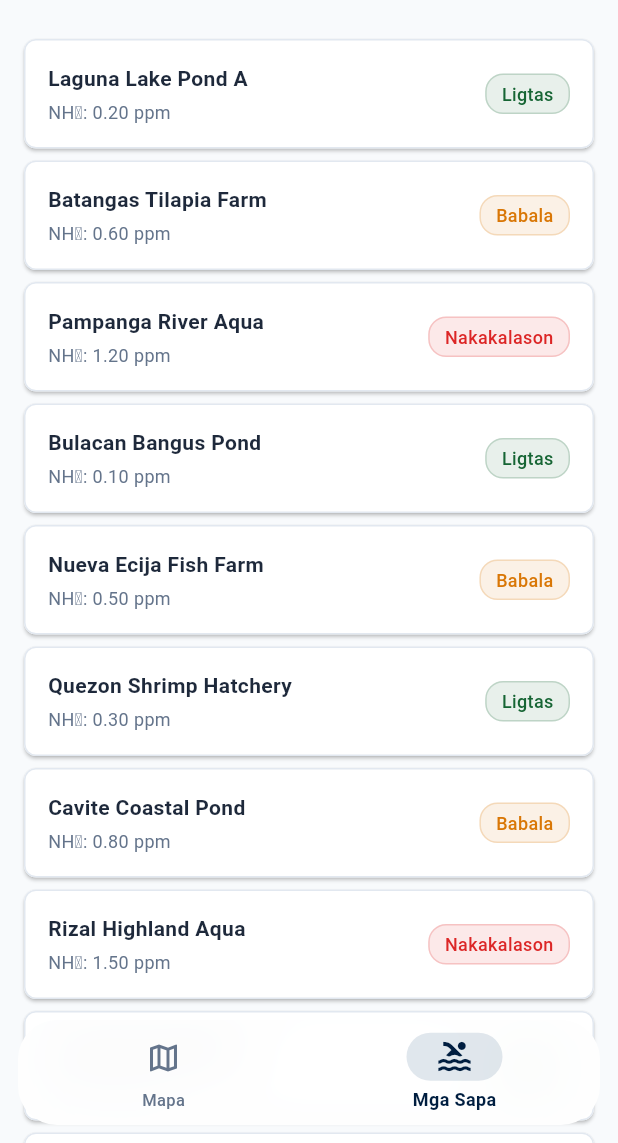
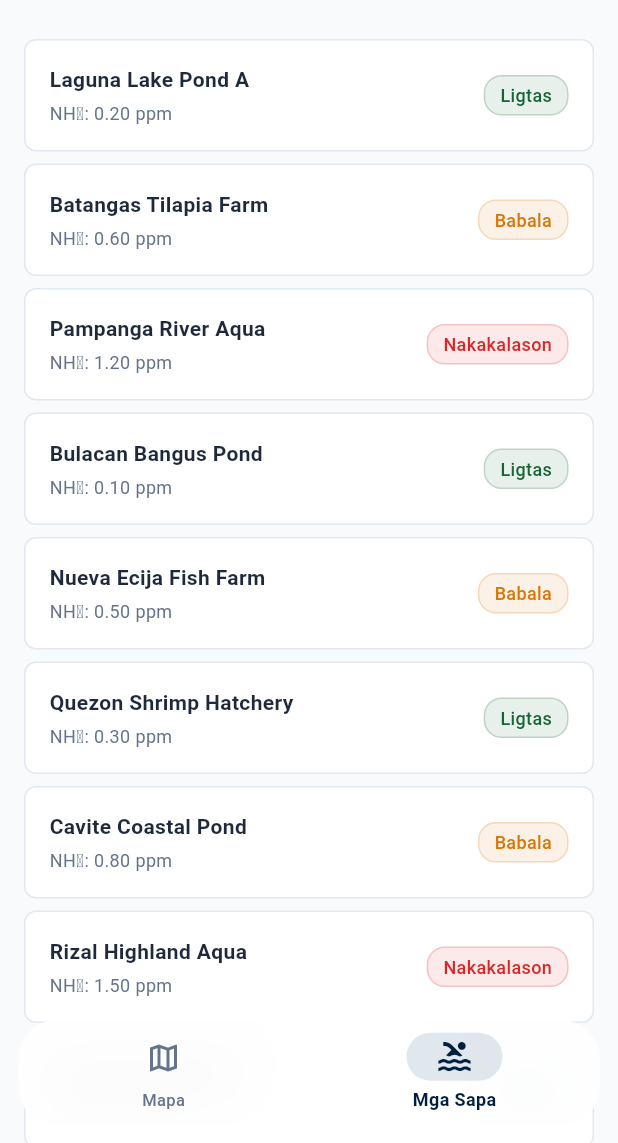
Before and after one commit to defzeke/aqwanetio, a Flutter app: the screen it shows after launch, item 2 of the bottom bar chosen, on a phone screen of 412 x 824 dp, the part 93-1236 px from its top. Run offline on Flutter 3.47's test engine with Material 3 defaults, Android fonts, the phone set to English and light mode, and no system bars; our stand-ins replace flutter_map, latlong2, shared_preferences; accounts and stored records are empty.

Commit message:
feat: optimized transition between light modes

```diff
--- a/apps/aqwanetio_app/lib/screens/home_screen.dart
+++ b/apps/aqwanetio_app/lib/screens/home_screen.dart
@@ -65,7 +65,11 @@
   Widget build(BuildContext context) {
     return ListenableBuilder(
       listenable: settingsProvider,
-      builder: (context, _) => Scaffold(
+      builder: (context, _) => AnimatedTheme(
+        data: aqwaTheme(),
+        duration: const Duration(milliseconds: 150),
+        curve: Curves.easeInOut,
+        child: Scaffold(
       extendBody: true,
       body: Stack(
         children: [
@@ -94,7 +98,7 @@
         ),
       ),
       ),
-    );
+    ));
   }
 
   // Height of the floating header zone (pill + margins). Map/List overlays
@@ -113,7 +117,9 @@
           clipBehavior: Clip.antiAlias,
           child: BackdropFilter(
             filter: ImageFilter.blur(sigmaX: 20, sigmaY: 20),
-            child: Container(
+            child: AnimatedContainer(
+              duration: const Duration(milliseconds: 150),
+              curve: Curves.easeInOut,
               height: 54,
               padding: const EdgeInsets.symmetric(horizontal: 12),
               decoration: BoxDecoration(
--- a/apps/aqwanetio_app/lib/widgets/pond_card.dart
+++ b/apps/aqwanetio_app/lib/widgets/pond_card.dart
@@ -12,14 +12,23 @@
 
   @override
   Widget build(BuildContext context) {
-    return Card(
-      margin: EdgeInsets.zero,
-      color: AppColors.surface,
-      shape: RoundedRectangleBorder(borderRadius: BorderRadius.circular(8), side: BorderSide(color: AppColors.border)),
-      child: InkWell(
-        onTap: onTap,
+    return AnimatedContainer(
+      duration: const Duration(milliseconds: 150),
+      curve: Curves.easeInOut,
+      decoration: BoxDecoration(
+        color: AppColors.surface,
         borderRadius: BorderRadius.circular(8),
-        child: Padding(
+        border: Border.all(color: AppColors.border),
+      ),
+      child: Card(
+        margin: EdgeInsets.zero,
+        color: Colors.transparent,
+        elevation: 0,
+        shape: RoundedRectangleBorder(borderRadius: BorderRadius.circular(8)),
+        child: InkWell(
+          onTap: onTap,
+          borderRadius: BorderRadius.circular(8),
+          child: Padding(
           padding: const EdgeInsets.all(16),
           child: Row(
             children: [
@@ -42,6 +51,6 @@
           ),
         ),
       ),
-    );
+    ));
   }
 }
--- a/apps/aqwanetio_app/lib/widgets/pond_search.dart
+++ b/apps/aqwanetio_app/lib/widgets/pond_search.dart
@@ -80,7 +80,7 @@
       fieldViewBuilder: (context, controller, focusNode, onFieldSubmitted) {
         return AnimatedContainer(
           duration: const Duration(milliseconds: 200),
-          curve: Curves.easeOutCubic,
+          curve: Curves.easeInOut,
           margin: EdgeInsets.symmetric(horizontal: _focused ? 0 : 16),
           height: 38,
           decoration: BoxDecoration(
@@ -91,6 +91,10 @@
           padding: const EdgeInsets.only(left: 12),
           child: Row(children: [
             Expanded(
+              child: AnimatedDefaultTextStyle(
+                duration: const Duration(milliseconds: 150),
+                curve: Curves.easeInOut,
+                style: TextStyle(fontSize: 13, color: AppColors.text),
                 child: TextField(
                   controller: controller,
                   focusNode: focusNode,
@@ -109,7 +113,13 @@
                   ),
                 ),
               ),
-            Icon(Icons.search, size: 15, color: AppColors.textMuted),
+            ),
+            AnimatedDefaultTextStyle(
+              duration: const Duration(milliseconds: 150),
+              curve: Curves.easeInOut,
+              style: TextStyle(color: AppColors.textMuted),
+              child: Icon(Icons.search, size: 15, color: AppColors.textMuted),
+            ),
             const SizedBox(width: 8),
           ]),
         );
```
Also changed, not shown: apps/aqwanetio_app/lib/screens/map_screen.dart (+19 -5 lines). Lines whose indentation alone changed are shown as unchanged.
